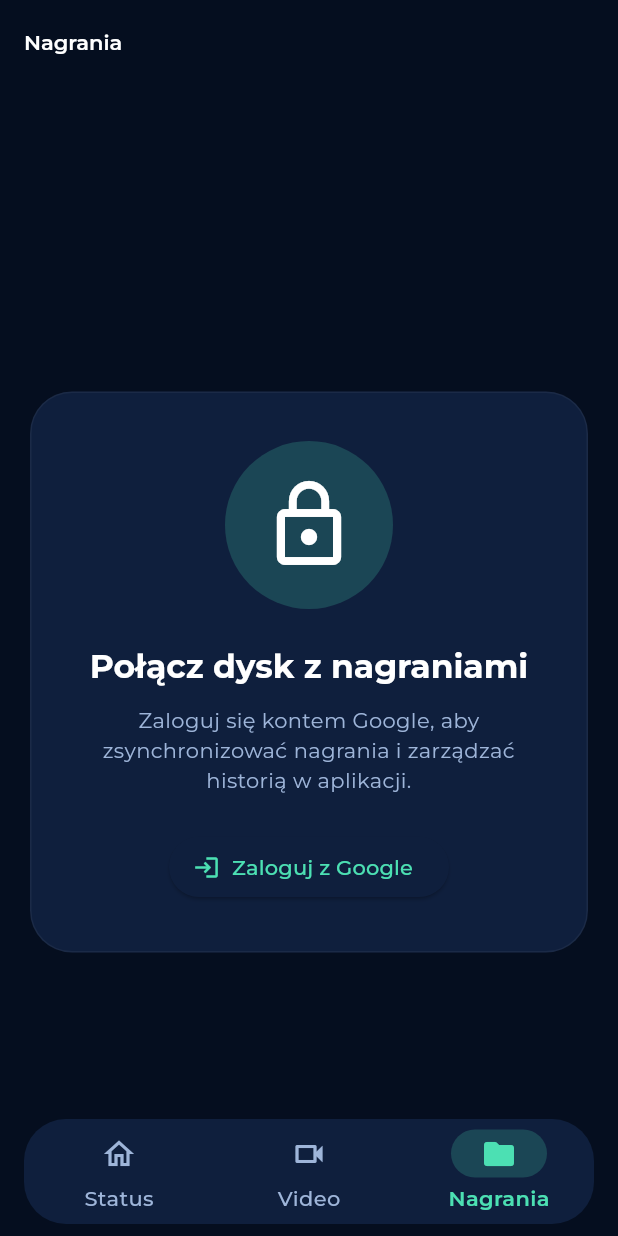
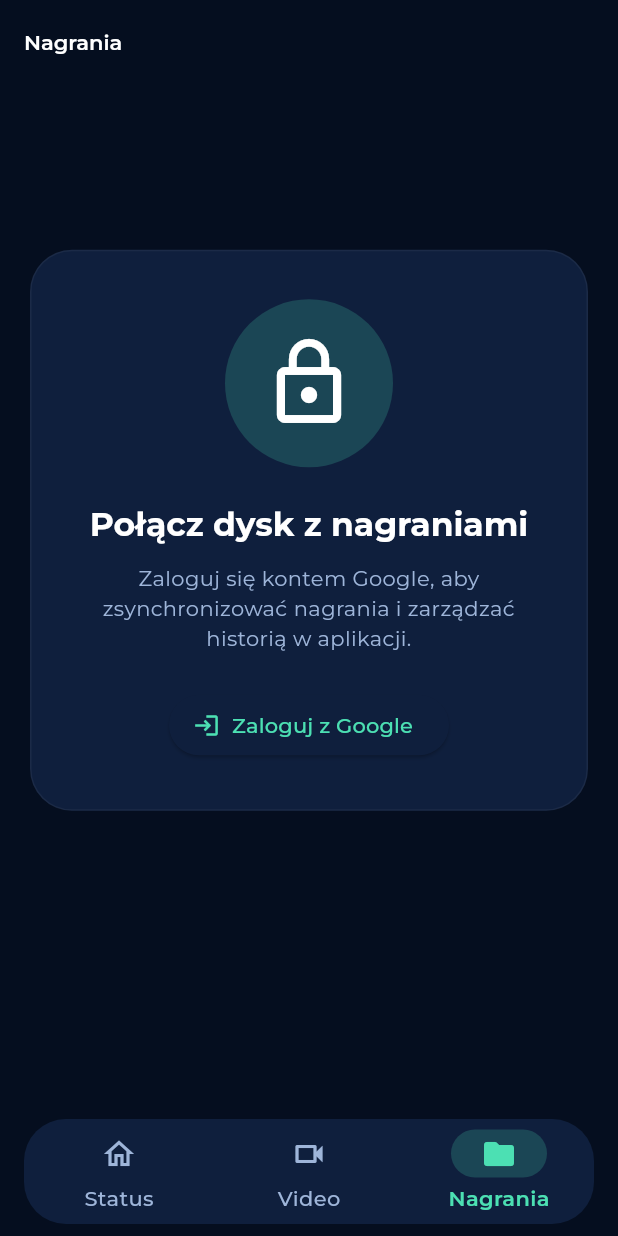
Before and after one commit to K1taSun/Inteligentny_System_Biezpieczenstwa_Dla_Domu, a Flutter app: the MainScreen screen opened directly, item 3 of the bottom bar chosen, on a phone screen of 412 x 824 dp. Run offline on Flutter 3.47's test engine with Material 3 defaults, Android fonts, the phone set to English and light mode, and no system bars; our stand-ins replace google_fonts, google_sign_in, shared_preferences, video_player; missing offline and left inert: googleapis; accounts and stored records are empty; network calls fail.

Commit message:
Update recordings_screen.dart

```diff
--- a/app_IOS_Android/phoneapp/lib/screens/recordings_screen.dart
+++ b/app_IOS_Android/phoneapp/lib/screens/recordings_screen.dart
@@ -218,7 +218,8 @@
 
   Widget _buildLoginCard() {
     final theme = Theme.of(context);
-    return Center(
+    return Align(
+      alignment: const Alignment(0, -0.5),
       child: Container(
         padding: const EdgeInsets.all(32),
         decoration: BoxDecoration(
```
